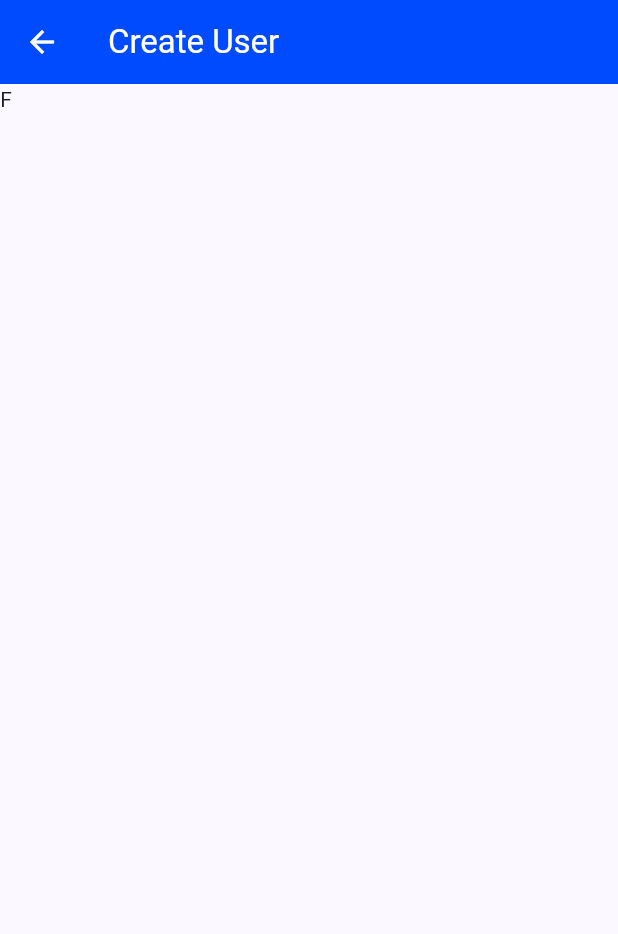
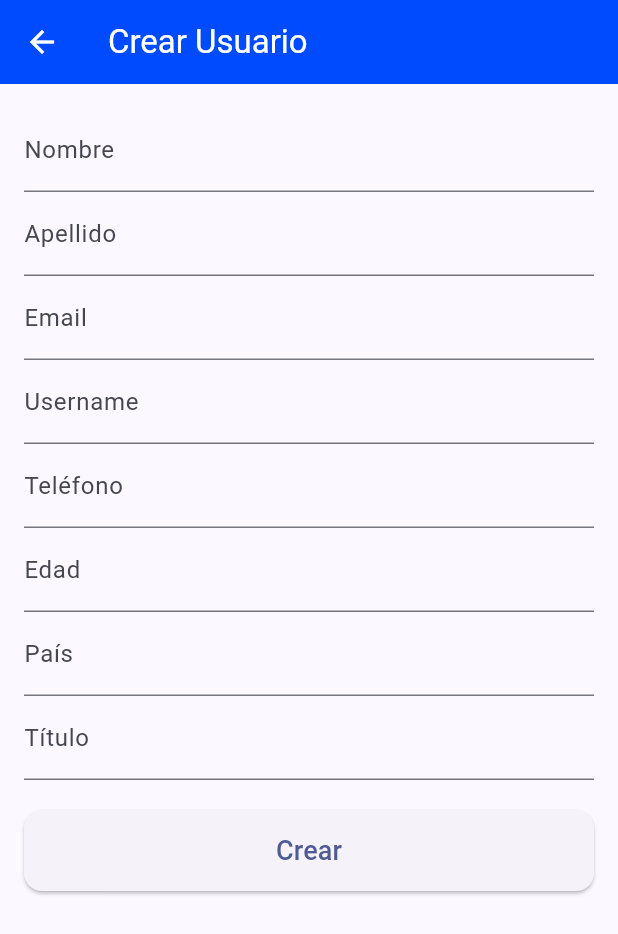
Before and after one commit to PholCast/flutter_crud_app, a Flutter app: the FormScreen screen opened directly, on a phone screen of 412 x 824 dp. Shown: the top 934 px of the screen. Run offline on Flutter 3.47's test engine with Material 3 defaults, Android fonts, the phone set to English and light mode, and no system bars; network calls fail.

Commit message:
Create and update methods implemented and preventing created users from being updated or deleted using the api because of the invalid id

```diff
--- a/lib/components/user_tile.dart
+++ b/lib/components/user_tile.dart
@@ -31,7 +31,7 @@ class UserTile extends StatelessWidget {
                     backgroundImage:
                         user.image != null && user.image!.isNotEmpty
                         ? NetworkImage(user.image!)
-                        : AssetImage('assets/images/blue-circle.jpg'), //!agregar un if para ver si tiene imagen o no
+                        : AssetImage('assets/images/blue-circle.jpg'),
                   ),
                   title: Column(
                     crossAxisAlignment: CrossAxisAlignment.start,
@@ -45,7 +45,7 @@ class UserTile extends StatelessWidget {
                     ],
                   ),
                   minTileHeight: 100,
-                  trailing: IconButton(onPressed: onDelete, icon: Icon( //!hay que cambiar este onpressed
+                  trailing: IconButton(onPressed: onDelete, icon: Icon(
                     Icons.delete_outline_rounded,
                     color: Colors.red,
                     size: 35,
--- a/lib/models/user_model.dart
+++ b/lib/models/user_model.dart
@@ -25,21 +25,37 @@ class User {
     this.image,
   });
 
-  factory User.fromJson(Map<String, dynamic> data){
+  factory User.fromJson(Map<String, dynamic> data) {
     return User(
       id: data['id'] as int,
       firstName: data['firstName'],
       lastName: data['lastName'],
-      username: data['username']  ?? '-',
+      username: data['username'] ?? '-',
       email: data['email'] ?? '-',
       gender: data['gender'],
       phone: data['phone'],
       age: data['age'],
       country: (data['address'] is Map && data['address']?['country'] != null)
-                 ? data['address']['country'] : null,
+          ? data['address']['country']
+          : null,
       image: data['image'],
       title: (data['company'] is Map && data['company']?['title'] != null)
-                 ? data['company']['title'] : null,
+          ? data['company']['title']
+          : null,
     );
   }
+
+  Map<String, dynamic> toJson() => {
+    'id': id,
+    'firstName': firstName,
+    'lastName': lastName,
+    'email': email,
+    'username': username,
+    'phone': phone,
+    'gender': gender,
+    'age': age,
+    'address': {'country': country},
+    'company': {'title': title},
+    'image': image,
+  };
 }
--- a/lib/screens/form_screen.dart
+++ b/lib/screens/form_screen.dart
@@ -1,17 +1,165 @@
 import 'package:flutter/material.dart';
+import 'package:flutter_crud_app/screens/users_screen.dart';
+import 'package:provider/provider.dart';
+import 'package:flutter_crud_app/models/user_model.dart';
+import 'package:flutter_crud_app/providers/user_provider.dart';
+
 class FormScreen extends StatefulWidget {
-  const FormScreen({super.key});
+  final User? user;
+
+  const FormScreen({super.key, this.user});
 
   @override
   State<FormScreen> createState() => _FormScreenState();
 }
 
 class _FormScreenState extends State<FormScreen> {
+  final _formKey = GlobalKey<FormState>();
+
+  late TextEditingController _firstNameCtrl;
+  late TextEditingController _lastNameCtrl;
+  late TextEditingController _emailCtrl;
+  late TextEditingController _usernameCtrl;
+  late TextEditingController _phoneCtrl;
+  late TextEditingController _ageCtrl;
+  late TextEditingController _countryCtrl;
+  late TextEditingController _titleCtrl;
+
+  @override
+  void initState() {
+    super.initState();
+    _firstNameCtrl = TextEditingController(text: widget.user?.firstName ?? "");
+    _lastNameCtrl = TextEditingController(text: widget.user?.lastName ?? "");
+    _emailCtrl = TextEditingController(text: widget.user?.email ?? "");
+    _usernameCtrl = TextEditingController(text: widget.user?.username ?? "");
+    _phoneCtrl = TextEditingController(text: widget.user?.phone ?? "");
+    _ageCtrl = TextEditingController(text: widget.user?.age.toString() ?? "");
+    _countryCtrl = TextEditingController(text: widget.user?.country ?? "");
+    _titleCtrl = TextEditingController(text: widget.user?.title ?? "");
+  }
+
+  @override
+  void dispose() {
+    _firstNameCtrl.dispose();
+    _lastNameCtrl.dispose();
+    _emailCtrl.dispose();
+    _usernameCtrl.dispose();
+    _phoneCtrl.dispose();
+    _ageCtrl.dispose();
+    _countryCtrl.dispose();
+    _titleCtrl.dispose();
+    super.dispose();
+  }
+
+  void _onSubmit() async {
+    if (!_formKey.currentState!.validate()) return;
+
+    final newUser = User(
+      id: widget.user?.id ?? DateTime.now().millisecondsSinceEpoch,
+      firstName: _firstNameCtrl.text.trim(),
+      lastName: _lastNameCtrl.text.trim(),
+      email: _emailCtrl.text.trim(),
+      username: _usernameCtrl.text.trim(),
+      phone: _phoneCtrl.text.trim(),
+      gender: widget.user?.gender ?? "male",
+      age: int.tryParse(_ageCtrl.text) ?? 0,
+      country: _countryCtrl.text.trim(),
+      title: _titleCtrl.text.trim(),
+      image: widget.user?.image,
+    );
+
+    final prov = context.read<UserProvider>();
+
+    if (widget.user == null) {
+      await prov.createUser(newUser);
+
+      if(!mounted) return;
+      ScaffoldMessenger.of(
+        context,
+      ).showSnackBar(const SnackBar(content: Text("Usuario creado")));
+    } else {
+      await prov.updateUser(newUser);
+
+      if(!mounted) return;
+      ScaffoldMessenger.of(
+        context,
+      ).showSnackBar(const SnackBar(content: Text("Usuario actualizado")));
+    }
+
+    if (mounted) {
+    Navigator.pushReplacement(context,
+    MaterialPageRoute(builder: (context) => UsersScreen()));
+    }
+  }
+
   @override
   Widget build(BuildContext context) {
+    final isEditing = widget.user != null;
+
     return Scaffold(
-      appBar: AppBar(title: Text('Create User'),),
-      body: Text('F',),
+      appBar: AppBar(
+        title: Text(isEditing ? "Editar Usuario" : "Crear Usuario"),
+      ),
+      body: Padding(
+        padding: const EdgeInsets.all(16),
+        child: Form(
+          key: _formKey,
+          child: ListView(
+            children: [
+              TextFormField(
+                controller: _firstNameCtrl,
+                decoration: const InputDecoration(labelText: "Nombre"),
+                validator: (v) => v!.isEmpty ? "Campo requerido" : null,
+              ),
+              TextFormField(
+                controller: _lastNameCtrl,
+                decoration: const InputDecoration(labelText: "Apellido"),
+                validator: (v) => v!.isEmpty ? "Campo requerido" : null,
+              ),
+              TextFormField(
+                controller: _emailCtrl,
+                decoration: const InputDecoration(labelText: "Email"),
+                validator: (v) => v!.isEmpty ? "Campo requerido" : null,
+              ),
+              TextFormField(
+                controller: _usernameCtrl,
+                decoration: const InputDecoration(labelText: "Username"),
+              ),
+              TextFormField(
+                controller: _phoneCtrl,
+                decoration: const InputDecoration(labelText: "Teléfono"),
+              ),
+              TextFormField(
+                controller: _ageCtrl,
+                decoration: const InputDecoration(labelText: "Edad"),
+                keyboardType: TextInputType.number,
+              ),
+              TextFormField(
+                controller: _countryCtrl,
+                decoration: const InputDecoration(labelText: "País"),
+              ),
+              TextFormField(
+                controller: _titleCtrl,
+                decoration: const InputDecoration(labelText: "Título"),
+              ),
+              const SizedBox(height: 20),
+              ElevatedButton(
+                onPressed: _onSubmit,
+                style: ElevatedButton.styleFrom(
+                  padding: const EdgeInsets.symmetric(vertical: 14),
+                  shape: RoundedRectangleBorder(
+                    borderRadius: BorderRadius.circular(12),
+                  ),
+                ),
+                child: Text(
+                  isEditing ? "Actualizar" : "Crear",
+                  style: const TextStyle(fontSize: 18),
+                ),
+              ),
+            ],
+          ),
+        ),
+      ),
     );
   }
 }
--- a/lib/screens/user_detail_screen.dart
+++ b/lib/screens/user_detail_screen.dart
@@ -1,6 +1,7 @@
 import 'package:flutter/material.dart';
 import 'package:flutter_crud_app/models/user_model.dart';
 import 'package:flutter_crud_app/providers/user_provider.dart';
+import 'package:flutter_crud_app/screens/form_screen.dart';
 import 'package:provider/provider.dart';
 
 class UserDetailScreen extends StatefulWidget {
@@ -64,9 +65,9 @@ class _UserDetailScreenState extends State<UserDetailScreen> {
               ),
               child: CircleAvatar(
                 radius: 70,
-                backgroundImage: user.image != null
+                backgroundImage: user.image != null && user.image!.isNotEmpty
                     ? NetworkImage(user.image!)
-                    : const AssetImage("assets/images/default_avatar.png")
+                    : const AssetImage('assets/images/blue-circle.jpg')
                           as ImageProvider,
               ),
             ),
@@ -119,7 +120,7 @@ class _UserDetailScreenState extends State<UserDetailScreen> {
                   ),
                 ),
 
-                // Age
+
                 Expanded(
                   child: Container(
                     padding: const EdgeInsets.symmetric(vertical: 12),
@@ -153,7 +154,6 @@ class _UserDetailScreenState extends State<UserDetailScreen> {
                   ),
                 ),
 
-                // Username
                 Expanded(
                   child: Container(
                     padding: const EdgeInsets.symmetric(vertical: 12),
@@ -268,7 +268,10 @@ class _UserDetailScreenState extends State<UserDetailScreen> {
                     borderRadius: BorderRadius.circular(12),
                   ),
                 ),
-                onPressed: ()=> print("tried to Edit user"),
+                onPressed: () => Navigator.push(
+                    context,
+                    MaterialPageRoute(builder: (_) => FormScreen(user: user)),
+                ),
                 icon: const Icon(Icons.mode_edit, color: Color.fromRGBO(0, 75, 254, 1)),
                 label: const Text(
                   'Editar',
```
Also changed, not shown: lib/providers/user_provider.dart (+45 -6 lines), lib/services/user_service.dart (+32 -0 lines).
